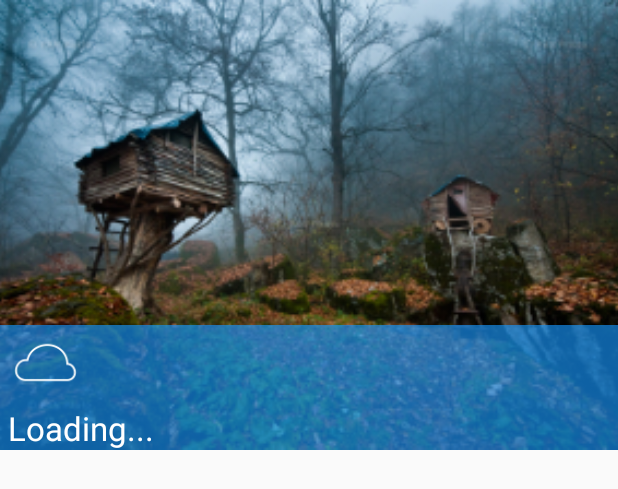
After one commit to erikarzumanyan/TravelManager, an Android app: the layout fragment_weather.xml on its own in the app's theme, with its tools: preview values and no code run, on a phone screen of 412 x 824 dp. The commit adds this screen. Shown: the top 489 px of the screen. Run offline under Robolectric (Android 15) with nearby library versions, the phone set to English and light mode, and no system bars.

Commit message:
08.08.16 weather fragment, map fragment, style

```diff
--- a/app/src/main/AndroidManifest.xml
+++ b/app/src/main/AndroidManifest.xml
@@ -3,6 +3,7 @@
           package="com.uniquemiban.travelmanager">
 
     <uses-permission android:name="android.permission.INTERNET"/>
+    <uses-permission android:name="android.permission.ACCESS_FINE_LOCATION" />
 
     <application
         android:name=".AppController"
@@ -12,6 +13,10 @@
         android:label="@string/app_name"
         android:supportsRtl="true"
         android:theme="@style/AppTheme.NoActionBar">
+
+        <meta-data
+            android:name="com.google.android.geo.API_KEY"
+            android:value="@string/google_maps_key" />
 
         <activity
             android:name=".NavigationDrawerActivity"
--- /dev/null
+++ b/app/src/main/res/layout/fragment_weather.xml
@@ -0,0 +1,67 @@
+<RelativeLayout xmlns:android="http://schemas.android.com/apk/res/android"
+                    xmlns:tools="http://schemas.android.com/tools"
+                    android:layout_width="match_parent"
+                    android:layout_height="match_parent">
+
+
+        <ImageView
+            android:id="@+id/sigthImage"
+            android:layout_width="match_parent"
+            android:layout_height="300dp"
+            android:layout_alignParentLeft="true"
+            android:layout_alignParentStart="true"
+            android:layout_alignParentTop="true"
+            android:scaleType="centerCrop"
+            android:src="@drawable/e"/>
+
+        <LinearLayout
+            android:layout_width="match_parent"
+            android:layout_height="wrap_content"
+            android:layout_alignBottom="@+id/sigthImage"
+            android:layout_alignParentLeft="true"
+            android:layout_alignParentStart="true"
+            android:background="#a41797ff"
+            android:orientation="vertical">
+
+
+            <LinearLayout
+                android:layout_width="match_parent"
+                android:layout_height="match_parent"
+                android:orientation="horizontal">
+
+                <TextView
+                    android:id="@+id/temperatureText"
+                    android:layout_width="wrap_content"
+                    android:layout_height="wrap_content"
+                    android:layout_alignParentLeft="true"
+                    android:layout_alignParentStart="true"
+                    android:layout_alignParentTop="true"
+                    android:layout_marginLeft="5dp"
+                    android:textAppearance="?android:attr/textAppearanceLarge"
+                    android:textColor="#FFFFFF"
+                    android:textSize="40sp"/>
+
+                <ImageView
+                    android:id="@+id/descriptionLogo"
+                    android:layout_width="50dp"
+                    android:layout_height="50dp"
+                    android:layout_alignParentTop="true"
+                    android:layout_toEndOf="@+id/temperatureText"
+                    android:layout_toRightOf="@+id/temperatureText"
+                    android:src="@mipmap/cloudy"/>
+            </LinearLayout>
+
+            <TextView
+                android:id="@+id/descriptionText"
+                android:layout_width="wrap_content"
+                android:layout_height="wrap_content"
+                android:layout_alignParentLeft="true"
+                android:layout_alignParentStart="true"
+                android:layout_below="@+id/temperatureText"
+                android:layout_marginLeft="5dp"
+                android:text="Loading..."
+                android:textAppearance="?android:attr/textAppearanceLarge"
+                android:textColor="#FFFFFF"/>
+        </LinearLayout>
+
+    </RelativeLayout>
--- a/app/src/main/res/values/colors.xml
+++ b/app/src/main/res/values/colors.xml
@@ -1,6 +1,7 @@
 <?xml version="1.0" encoding="utf-8"?>
 <resources>
-    <color name="colorPrimary">#63ff82</color>
-    <color name="colorPrimaryDark">#52e16e</color>
-    <color name="colorAccent">#FFFFFF</color>
+    <color name="colorPrimary">#009688</color>
+    <color name="colorPrimaryDark">#00796B</color>
+    <color name="lightPrimary">#B2DFDB</color>
+    <color name="colorAccent">#FF9800</color>
 </resources>
--- a/app/src/main/res/values/strings.xml
+++ b/app/src/main/res/values/strings.xml
@@ -19,4 +19,6 @@
     <string name="nav_header_user_name">Your Name</string>
     <string name="nav_header_email">youremail@gmail.com</string>
 
+    <string name="forecastio_key">9a73fe1cc6cd3cc10dddc1cf44a8c7e0</string>
+
 </resources>
```
Also changed, not shown: app/build.gradle (+9 -1 lines), app/src/main/java/com/uniquemiban/travelmanager/NavigationDrawerActivity.java (+0 -12 lines), app/src/main/java/com/uniquemiban/travelmanager/PicassoTransformation.java (+0 -8 lines), app/src/main/java/com/uniquemiban/travelmanager/SightFragment.java (+19 -0 lines), app/src/main/java/com/uniquemiban/travelmanager/SightsListFragment.java (+32 -45 lines), app/src/main/java/com/uniquemiban/travelmanager/WeatherFragment.java (added, +215 -0 lines), app/src/main/java/com/uniquemiban/travelmanager/map/GmapFragment.java (added, +120 -0 lines), app/src/main/java/com/uniquemiban/travelmanager/map/LocationMarker.java (added, +17 -0 lines), app/src/main/res/layout/fragment_gmaps.xml (added, +13 -0 lines), app/src/main/res/values/google_map_api_key.xml (added, +22 -0 lines), app/src/main/cloudy-web.png (added), app/src/main/res/mipmap-hdpi/cloudy.png (added), app/src/main/res/mipmap-mdpi/cloudy.png (added), app/src/main/res/mipmap-xhdpi/cloudy.png (added), 2 more files.
